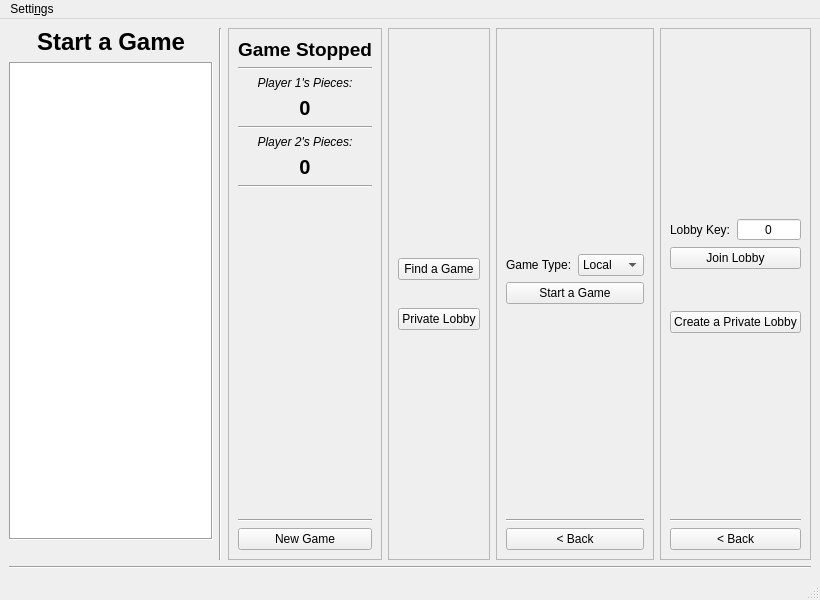
Above: src/gui/mainwindow.ui from SuheybAden/Shax-Desktop-Client before the change. Below: the same form after it.
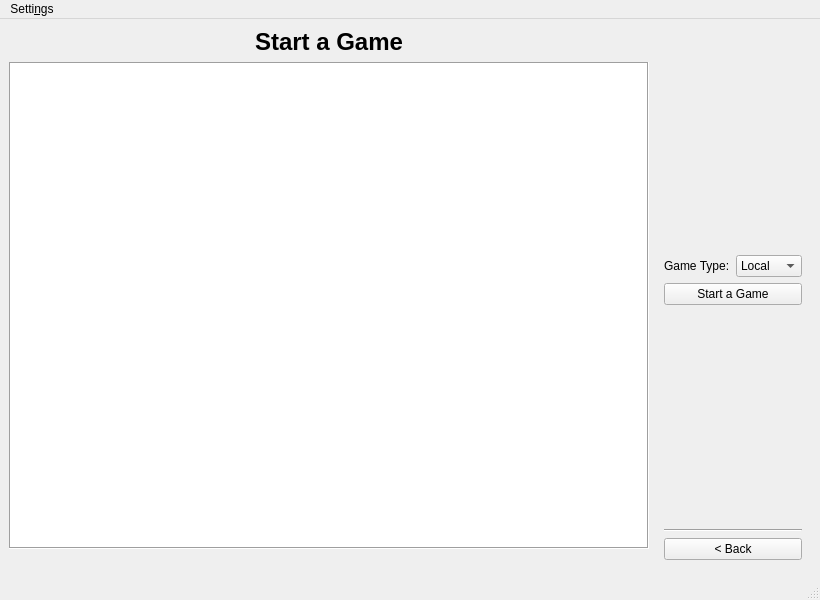
That is the form after the change. The open tabs and pages were chosen to show the change. Icons and pictures are not drawn.

Commit message: Replaced all the qframes with a qstackedwidget

```diff
--- a/src/gui/mainwindow.ui
+++ b/src/gui/mainwindow.ui
@@ -26,7 +26,7 @@
   <widget class="QWidget" name="centralwidget">
    <layout class="QVBoxLayout" name="verticalLayout_2">
     <item>
-     <layout class="QHBoxLayout" name="horizontalLayout_2" stretch="10,0,2,3,2,2">
+     <layout class="QHBoxLayout" name="horizontalLayout" stretch="8,0">
       <item>
        <layout class="QVBoxLayout" name="gameWindowLayout">
         <item>
@@ -87,20 +87,89 @@
        </layout>
       </item>
       <item>
-       <widget class="Line" name="line">
-        <property name="orientation">
-         <enum>Qt::Vertical</enum>
+       <widget class="QStackedWidget" name="stackedWidget">
+        <property name="layoutDirection">
+         <enum>Qt::LayoutDirection::LeftToRight</enum>
         </property>
-       </widget>
-      </item>
-      <item>
-       <widget class="QFrame" name="gameInfoFrame">
         <property name="frameShape">
-         <enum>QFrame::StyledPanel</enum>
+         <enum>QFrame::Shape::NoFrame</enum>
         </property>
         <property name="frameShadow">
-         <enum>QFrame::Raised</enum>
+         <enum>QFrame::Shadow::Plain</enum>
         </property>
+        <property name="currentIndex">
+         <number>0</number>
+        </property>
+        <widget class="QWidget" name="actionsFrame_page">
+         <property name="layoutDirection">
+          <enum>Qt::LayoutDirection::LeftToRight</enum>
+         </property>
+         <layout class="QVBoxLayout" name="verticalLayout" stretch="8,0,1,0,8">
+          <item>
+           <spacer name="verticalSpacer">
+            <property name="orientation">
+             <enum>Qt::Orientation::Vertical</enum>
+            </property>
+            <property name="sizeHint" stdset="0">
+             <size>
+              <width>20</width>
+              <height>199</height>
+             </size>
+            </property>
+           </spacer>
+          </item>
+          <item>
+           <widget class="QPushButton" name="findGameBtn">
+            <property name="text">
+             <string>Find a Game</string>
+            </property>
+            <property name="autoDefault">
+             <bool>false</bool>
+            </property>
+            <property name="default">
+             <bool>false</bool>
+            </property>
+            <property name="flat">
+             <bool>false</bool>
+            </property>
+           </widget>
+          </item>
+          <item>
+           <spacer name="verticalSpacer_5">
+            <property name="orientation">
+             <enum>Qt::Orientation::Vertical</enum>
+            </property>
+            <property name="sizeHint" stdset="0">
+             <size>
+              <width>20</width>
+              <height>22</height>
+             </size>
+            </property>
+           </spacer>
+          </item>
+          <item>
+           <widget class="QPushButton" name="lobbyBtn">
+            <property name="text">
+             <string>Private Lobby</string>
+            </property>
+           </widget>
+          </item>
+          <item>
+           <spacer name="verticalSpacer_3">
+            <property name="orientation">
+             <enum>Qt::Orientation::Vertical</enum>
+            </property>
+            <property name="sizeHint" stdset="0">
+             <size>
+              <width>20</width>
+              <height>199</height>
+             </size>
+            </property>
+           </spacer>
+          </item>
+         </layout>
+        </widget>
+        <widget class="QWidget" name="gameInfoFrame_page">
         <layout class="QVBoxLayout" name="verticalLayout_5">
          <item>
           <widget class="QLabel" name="gameStateLbl">
@@ -224,7 +293,7 @@
            <property name="sizeHint" stdset="0">
             <size>
              <width>20</width>
-             <height>306</height>
+              <height>304</height>
             </size>
            </property>
           </spacer>
@@ -251,173 +320,8 @@
          </item>
         </layout>
        </widget>
-      </item>
-      <item>
-       <widget class="QFrame" name="actionsFrame">
-        <property name="frameShape">
-         <enum>QFrame::StyledPanel</enum>
-        </property>
-        <property name="frameShadow">
-         <enum>QFrame::Raised</enum>
-        </property>
-        <property name="lineWidth">
-         <number>3</number>
-        </property>
-        <layout class="QVBoxLayout" name="verticalLayout" stretch="10,0,1,0,10">
-         <item>
-          <spacer name="verticalSpacer">
-           <property name="orientation">
-            <enum>Qt::Vertical</enum>
-           </property>
-           <property name="sizeHint" stdset="0">
-            <size>
-             <width>20</width>
-             <height>40</height>
-            </size>
-           </property>
-          </spacer>
-         </item>
-         <item>
-          <widget class="QPushButton" name="findGameBtn">
-           <property name="text">
-            <string>Find a Game</string>
-           </property>
-          </widget>
-         </item>
-         <item>
-          <spacer name="verticalSpacer_5">
-           <property name="orientation">
-            <enum>Qt::Vertical</enum>
-           </property>
-           <property name="sizeHint" stdset="0">
-            <size>
-             <width>20</width>
-             <height>40</height>
-            </size>
-           </property>
-          </spacer>
-         </item>
-         <item>
-          <widget class="QPushButton" name="lobbyBtn">
-           <property name="text">
-            <string>Private Lobby</string>
-           </property>
-          </widget>
-         </item>
-         <item>
-          <spacer name="verticalSpacer_3">
-           <property name="orientation">
-            <enum>Qt::Vertical</enum>
-           </property>
-           <property name="sizeHint" stdset="0">
-            <size>
-             <width>20</width>
-             <height>40</height>
-            </size>
-           </property>
-          </spacer>
-         </item>
-        </layout>
-       </widget>
-      </item>
-      <item>
-       <widget class="QFrame" name="startGameFrame">
-        <property name="frameShape">
-         <enum>QFrame::StyledPanel</enum>
-        </property>
-        <property name="frameShadow">
-         <enum>QFrame::Raised</enum>
-        </property>
-        <layout class="QVBoxLayout" name="verticalLayout_4">
-         <item>
-          <spacer name="verticalSpacer_4">
-           <property name="orientation">
-            <enum>Qt::Vertical</enum>
-           </property>
-           <property name="sizeHint" stdset="0">
-            <size>
-             <width>20</width>
-             <height>216</height>
-            </size>
-           </property>
-          </spacer>
-         </item>
-         <item>
-          <layout class="QFormLayout" name="formLayout_2">
-           <item row="0" column="1">
-            <widget class="QComboBox" name="gameTypeComboBox">
-             <item>
-              <property name="text">
-               <string>Local</string>
-              </property>
-             </item>
-             <item>
-              <property name="text">
-               <string>Online</string>
-              </property>
-             </item>
-             <item>
-              <property name="text">
-               <string>CPU</string>
-              </property>
-             </item>
-            </widget>
-           </item>
-           <item row="0" column="0">
-            <widget class="QLabel" name="label_2">
-             <property name="text">
-              <string>Game Type:</string>
-             </property>
-            </widget>
-           </item>
-          </layout>
-         </item>
-         <item>
-          <widget class="QPushButton" name="startGameBtn">
-           <property name="text">
-            <string>Start a Game</string>
-           </property>
-          </widget>
-         </item>
-         <item>
-          <spacer name="verticalSpacer_7">
-           <property name="orientation">
-            <enum>Qt::Vertical</enum>
-           </property>
-           <property name="sizeHint" stdset="0">
-            <size>
-             <width>20</width>
-             <height>182</height>
-            </size>
-           </property>
-          </spacer>
-         </item>
-         <item>
-          <widget class="Line" name="line_6">
-           <property name="orientation">
-            <enum>Qt::Horizontal</enum>
-           </property>
-          </widget>
-         </item>
-         <item>
-          <widget class="QPushButton" name="backBtn1">
-           <property name="text">
-            <string>&lt; Back</string>
-           </property>
-          </widget>
-         </item>
-        </layout>
-       </widget>
-      </item>
-      <item>
-       <widget class="QFrame" name="lobbyFrame">
-        <property name="frameShape">
-         <enum>QFrame::StyledPanel</enum>
-        </property>
-        <property name="frameShadow">
-         <enum>QFrame::Raised</enum>
-        </property>
-        <layout class="QVBoxLayout" name="verticalLayout_3" stretch="5,0,0,1,0,5,0,0">
+        <widget class="QWidget" name="lobbyFrame_page">
+         <layout class="QVBoxLayout" name="verticalLayout_3">
          <item>
           <spacer name="verticalSpacer_8">
            <property name="orientation">
@@ -426,7 +330,7 @@
            <property name="sizeHint" stdset="0">
             <size>
              <width>20</width>
-             <height>40</height>
+              <height>110</height>
             </size>
            </property>
           </spacer>
@@ -470,7 +374,7 @@
            <property name="sizeHint" stdset="0">
             <size>
              <width>20</width>
-             <height>40</height>
+              <height>111</height>
             </size>
            </property>
           </spacer>
@@ -490,7 +394,7 @@
            <property name="sizeHint" stdset="0">
             <size>
              <width>20</width>
-             <height>40</height>
+              <height>110</height>
             </size>
            </property>
           </spacer>
@@ -511,15 +415,90 @@
          </item>
         </layout>
        </widget>
-      </item>
+        <widget class="QWidget" name="startGameFrame_page">
+         <layout class="QVBoxLayout" name="verticalLayout_6">
+          <item>
+           <spacer name="verticalSpacer_4">
+            <property name="orientation">
+             <enum>Qt::Orientation::Vertical</enum>
+            </property>
+            <property name="sizeHint" stdset="0">
+             <size>
+              <width>20</width>
+              <height>207</height>
+             </size>
+            </property>
+           </spacer>
+          </item>
+          <item>
+           <layout class="QFormLayout" name="formLayout_2">
+            <item row="0" column="0">
+             <widget class="QLabel" name="label_2">
+              <property name="text">
+               <string>Game Type:</string>
+              </property>
+             </widget>
+            </item>
+            <item row="0" column="1">
+             <widget class="QComboBox" name="gameTypeComboBox">
+              <item>
+               <property name="text">
+                <string>Local</string>
+               </property>
+              </item>
+              <item>
+               <property name="text">
+                <string>Online</string>
+               </property>
+              </item>
+              <item>
+               <property name="text">
+                <string>CPU</string>
+               </property>
+              </item>
+             </widget>
+            </item>
      </layout>
     </item>
     <item>
-     <widget class="Line" name="line_3">
+           <widget class="QPushButton" name="startGameBtn">
+            <property name="text">
+             <string>Start a Game</string>
+            </property>
+           </widget>
+          </item>
+          <item>
+           <spacer name="verticalSpacer_7">
       <property name="orientation">
-       <enum>Qt::Horizontal</enum>
-      </property>
-     </widget>
+             <enum>Qt::Orientation::Vertical</enum>
+            </property>
+            <property name="sizeHint" stdset="0">
+             <size>
+              <width>20</width>
+              <height>179</height>
+             </size>
+            </property>
+           </spacer>
+          </item>
+          <item>
+           <widget class="Line" name="line_6">
+            <property name="orientation">
+             <enum>Qt::Orientation::Horizontal</enum>
+            </property>
+           </widget>
+          </item>
+          <item>
+           <widget class="QPushButton" name="backBtn1">
+            <property name="text">
+             <string>&lt; Back</string>
+            </property>
+           </widget>
+          </item>
+         </layout>
+        </widget>
+       </widget>
+      </item>
+     </layout>
     </item>
    </layout>
   </widget>
```
Left out of the diff: 75 changed lines with no effect on the pictures. Lines whose indentation alone changed are shown as unchanged. The commit also changes 2 other files.
